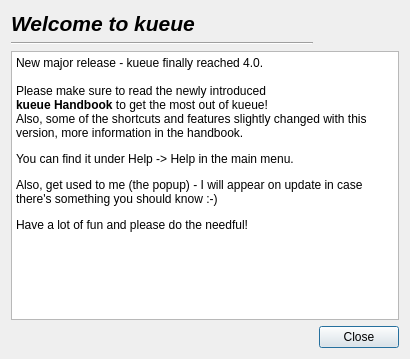
The window that ui/updatedialog.ui (bochi/kueue) describes before a commit, drawn with Qt 5.
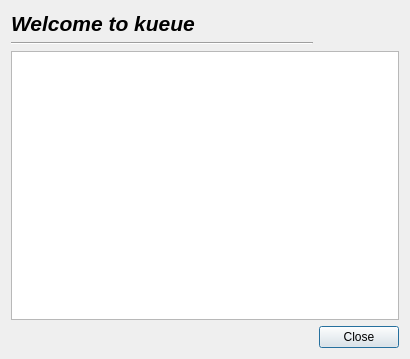
The same window after the commit. Icons and pictures are not drawn.

Commit message: add products, make note type selectable

The edit to the form file:
```diff
--- a/ui/updatedialog.ui
+++ b/ui/updatedialog.ui
@@ -90,13 +90,7 @@
 &lt;html&gt;&lt;head&gt;&lt;meta name=&quot;qrichtext&quot; content=&quot;1&quot; /&gt;&lt;style type=&quot;text/css&quot;&gt;
 p, li { white-space: pre-wrap; }
 &lt;/style&gt;&lt;/head&gt;&lt;body style=&quot; font-family:'Sans Serif'; font-size:9pt; font-weight:400; font-style:normal;&quot;&gt;
-&lt;p style=&quot; margin-top:0px; margin-bottom:0px; margin-left:0px; margin-right:0px; -qt-block-indent:0; text-indent:0px;&quot;&gt;New major release - kueue finally reached 4.0.&lt;/p&gt;
-&lt;p style=&quot;-qt-paragraph-type:empty; margin-top:0px; margin-bottom:0px; margin-left:0px; margin-right:0px; -qt-block-indent:0; text-indent:0px;&quot;&gt;&lt;br /&gt;&lt;/p&gt;
-&lt;p style=&quot; margin-top:0px; margin-bottom:0px; margin-left:0px; margin-right:0px; -qt-block-indent:0; text-indent:0px;&quot;&gt;Please make sure to read the newly introduced &lt;br /&gt;&lt;span style=&quot; font-weight:600;&quot;&gt;kueue Handbook&lt;/span&gt; to get the most out of kueue!&lt;/p&gt;
-&lt;p style=&quot; margin-top:0px; margin-bottom:0px; margin-left:0px; margin-right:0px; -qt-block-indent:0; text-indent:0px;&quot;&gt;Also, some of the shortcuts and features slightly changed with this version, more information in the handbook.&lt;/p&gt;
-&lt;p style=&quot; margin-top:12px; margin-bottom:12px; margin-left:0px; margin-right:0px; -qt-block-indent:0; text-indent:0px;&quot;&gt;You can find it under Help -&amp;gt; Help in the main menu.&lt;/p&gt;
-&lt;p style=&quot; margin-top:12px; margin-bottom:12px; margin-left:0px; margin-right:0px; -qt-block-indent:0; text-indent:0px;&quot;&gt;Also, get used to me (the popup) - I will appear on update in case there's something you should know :-)&lt;/p&gt;
-&lt;p style=&quot; margin-top:12px; margin-bottom:12px; margin-left:0px; margin-right:0px; -qt-block-indent:0; text-indent:0px;&quot;&gt;Have a lot of fun and please do the needful!&lt;/p&gt;&lt;/body&gt;&lt;/html&gt;</string>
+&lt;p style=&quot;-qt-paragraph-type:empty; margin-top:12px; margin-bottom:12px; margin-left:0px; margin-right:0px; -qt-block-indent:0; text-indent:0px;&quot;&gt;&lt;br /&gt;&lt;/p&gt;&lt;/body&gt;&lt;/html&gt;</string>
      </property>
     </widget>
    </item>
```
The commit also changes 6 other files.
